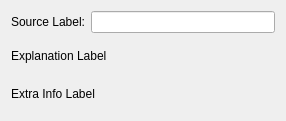
First picture: the form in src/Widgets/pagenym_source.ui, repository Open-Transactions/Moneychanger, before the edit.
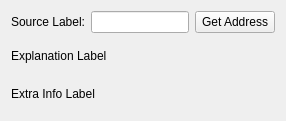
Second picture: the form after the edit.

Commit message:
Allow creation of address for Nym.
Add a button to automatically get a Namecoin address as source for a
newly created Nym.

Diff of the .ui file:
```diff
--- a/src/Widgets/pagenym_source.ui
+++ b/src/Widgets/pagenym_source.ui
@@ -24,7 +24,14 @@
    <item row="0" column="1">
     <widget class="QLineEdit" name="lineEditSource"/>
    </item>
-   <item row="1" column="0" colspan="2">
+   <item row="0" column="2">
+    <widget class="QPushButton" name="getAddress">
+     <property name="text">
+      <string>Get Address</string>
+     </property>
+    </widget>
+   </item>
+   <item row="1" column="0" colspan="3">
     <widget class="QLabel" name="labelExplanation">
      <property name="text">
       <string>Explanation Label</string>
```
Left out of the diff: 2 changed lines with no effect on the pictures. The commit also changes 2 other files.
